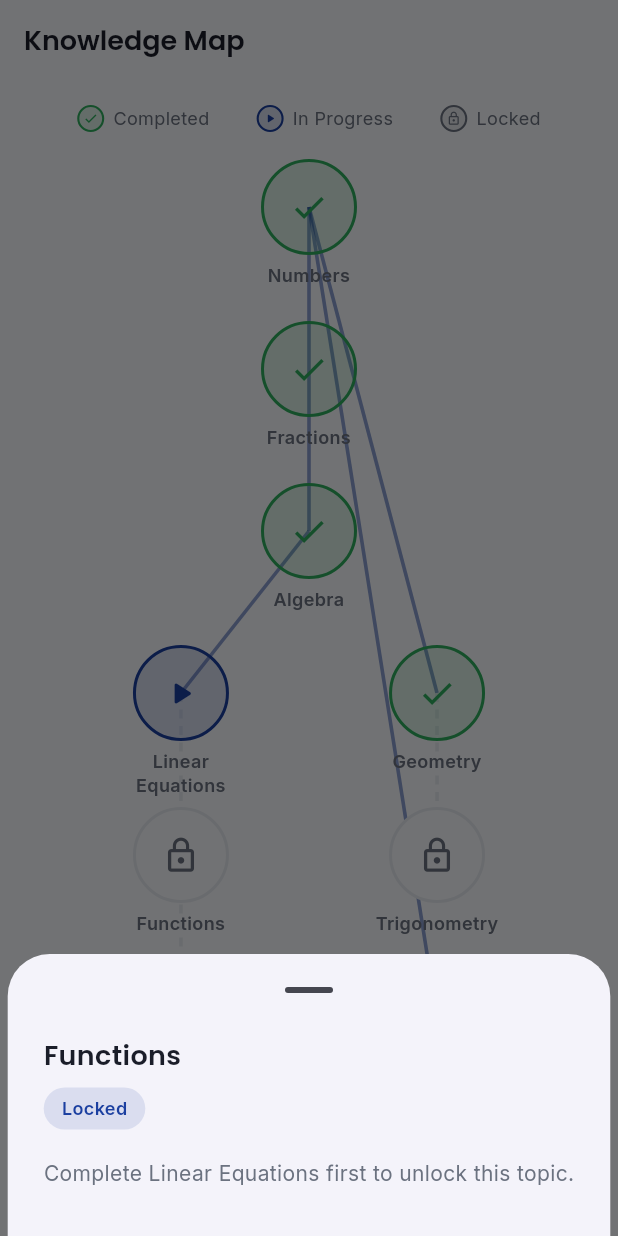
After one commit to ChidengeAnesu12/mudzidzi-ai, a Flutter app: the KnowledgeMapScreen screen opened by its route, after a tap on "Functions", on a phone screen of 412 x 824 dp. The commit adds this screen. Run offline on Flutter 3.47's test engine with Material 3 defaults, Android fonts, the phone set to English and light mode, and no system bars; our stand-ins replace fl_chart, flutter_animate, flutter_riverpod, go_router, google_fonts, percent_indicator.

Commit message:
Add interactive knowledge map screen

```diff
--- a/lib/core/router/app_router.dart
+++ b/lib/core/router/app_router.dart
@@ -9,6 +9,7 @@ import '../../features/auth/presentation/screens/register_screen.dart';
 import '../../features/auth/presentation/screens/forgot_password_screen.dart';
 import '../widgets/placeholder_screen.dart';
 import '../widgets/main_shell.dart';
+import '../../features/knowledge_map/presentation/screens/knowledge_map_screen.dart';
 import 'route_names.dart';
 import '../../features/progress/presentation/screens/progress_screen.dart';
 import '../../features/ai_tutor/presentation/screens/ai_tutor_screen.dart';
@@ -101,7 +102,7 @@ final goRouterProvider = Provider<GoRouter>((ref) {
       GoRoute(
         path: RouteNames.knowledgeMapPath,
         name: RouteNames.knowledgeMap,
-        builder: (context, state) => const PlaceholderScreen(label: 'Knowledge Map'),
+        builder: (context, state) => const KnowledgeMapScreen(),
       ),
       GoRoute(
         path: RouteNames.achievementsPath,
--- a/lib/features/dashboard/presentation/screens/dashboard_screen.dart
+++ b/lib/features/dashboard/presentation/screens/dashboard_screen.dart
@@ -36,6 +36,11 @@ class DashboardScreen extends ConsumerWidget {
       appBar: AppBar(
         title: const Text('Dashboard'),
         actions: [
+          IconButton(
+            icon: const Icon(Icons.hub_outlined),
+            tooltip: 'Knowledge Map',
+            onPressed: () => context.pushNamed(RouteNames.knowledgeMap),
+          ),
           IconButton(
             icon: const Icon(Icons.smart_toy_outlined),
             tooltip: 'AI Tutor',
--- /dev/null
+++ b/lib/features/knowledge_map/presentation/screens/knowledge_map_screen.dart
@@ -0,0 +1,171 @@
+import 'package:flutter/material.dart';
+import 'package:flutter_riverpod/flutter_riverpod.dart';
+import 'package:go_router/go_router.dart';
+
+import '../../../../core/router/route_names.dart';
+import '../../../../core/theme/app_text_styles.dart';
+import '../../../../core/widgets/async_value_widget.dart';
+import '../../../../core/widgets/badge_chip.dart';
+import '../../../../core/widgets/primary_button.dart';
+import '../../../../core/widgets/responsive_center.dart';
+import '../../../../shared/models/topic_model.dart';
+import '../../data/mock_knowledge_map_repository.dart';
+import '../../domain/models/knowledge_node_model.dart';
+import '../widgets/knowledge_map_canvas.dart';
+import '../widgets/status_legend.dart';
+
+class KnowledgeMapScreen extends ConsumerWidget {
+  const KnowledgeMapScreen({super.key});
+
+  @override
+  Widget build(BuildContext context, WidgetRef ref) {
+    final mapAsync = ref.watch(knowledgeMapProvider);
+
+    return Scaffold(
+      appBar: AppBar(title: const Text('Knowledge Map')),
+      body: SafeArea(
+        child: AsyncValueWidget<List<KnowledgeNodeModel>>(
+          value: mapAsync,
+          onRetry: () => ref.invalidate(knowledgeMapProvider),
+          data: (nodes) => Column(
+            children: [
+              const Padding(
+                padding: EdgeInsets.symmetric(horizontal: 20, vertical: 14),
+                child: KnowledgeMapLegend(),
+              ),
+              Expanded(
+                child: SingleChildScrollView(
+                  child: ResponsiveCenter(
+                    child: Padding(
+                      padding: const EdgeInsets.symmetric(horizontal: 12),
+                      child: KnowledgeMapCanvas(
+                        nodes: nodes,
+                        onNodeTap: (node) => _showNodeDetailsSheet(context, node, nodes),
+                      ),
+                    ),
+                  ),
+                ),
+              ),
+            ],
+          ),
+        ),
+      ),
+    );
+  }
+}
+
+String? _findTitle(List<KnowledgeNodeModel> nodes, String id) {
+  for (final n in nodes) {
+    if (n.id == id) return n.title;
+  }
+  return null;
+}
+
+/// Best-effort mapping from a Knowledge Map node to the TopicId enum
+/// used by the Learning Session screen. Some nodes (e.g. "Fractions")
+/// are sub-topics that roll up into a broader TopicId.
+TopicId? _mapNodeIdToTopic(String nodeId) {
+  switch (nodeId) {
+    case 'numbers':
+    case 'fractions':
+      return TopicId.numbers;
+    case 'algebra':
+    case 'linear_equations':
+      return TopicId.algebra;
+    case 'functions':
+    case 'quadratics':
+      return TopicId.functions;
+    case 'geometry':
+      return TopicId.geometry;
+    case 'trigonometry':
+      return TopicId.trigonometry;
+    case 'statistics':
+      return TopicId.statistics;
+    default:
+      return null;
+  }
+}
+
+String _statusLabel(NodeStatus status) {
+  switch (status) {
+    case NodeStatus.completed:
+      return 'Completed';
+    case NodeStatus.inProgress:
+      return 'In Progress';
+    case NodeStatus.locked:
+      return 'Locked';
+  }
+}
+
+AppBadgeTone _statusTone(NodeStatus status) {
+  switch (status) {
+    case NodeStatus.completed:
+      return AppBadgeTone.success;
+    case NodeStatus.inProgress:
+      return AppBadgeTone.info;
+    case NodeStatus.locked:
+      return AppBadgeTone.neutral;
+  }
+}
+
+void _showNodeDetailsSheet(
+  BuildContext context,
+  KnowledgeNodeModel node,
+  List<KnowledgeNodeModel> allNodes,
+) {
+  final prereqTitles = node.prerequisiteIds
+      .map((id) => _findTitle(allNodes, id))
+      .whereType<String>()
+      .toList();
+
+  showModalBottomSheet(
+    context: context,
+    showDragHandle: true,
+    builder: (sheetContext) {
+      return Padding(
+        padding: const EdgeInsets.fromLTRB(24, 8, 24, 32),
+        child: Column(
+          mainAxisSize: MainAxisSize.min,
+          crossAxisAlignment: CrossAxisAlignment.start,
+          children: [
+            Text(
+              node.title,
+              style: AppTextStyles.headlineMedium(
+                color: Theme.of(sheetContext).textTheme.headlineMedium?.color,
+              ),
+            ),
+            const SizedBox(height: 10),
+            AppBadgeChip(label: _statusLabel(node.status), tone: _statusTone(node.status)),
+            const SizedBox(height: 18),
+            if (node.status == NodeStatus.locked)
+              Text(
+                prereqTitles.isEmpty
+                    ? 'Complete earlier topics first to unlock this.'
+                    : 'Complete ${prereqTitles.join(' and ')} first to unlock this topic.',
+                style: AppTextStyles.bodyMedium(
+                  color: Theme.of(sheetContext).textTheme.bodyMedium?.color,
+                ),
+              )
+            else
+              PrimaryButton(
+                label: node.status == NodeStatus.completed ? 'Review Topic' : 'Continue Topic',
+                onPressed: () {
+                  Navigator.of(sheetContext).pop();
+                  final topicId = _mapNodeIdToTopic(node.id);
+                  if (topicId != null) {
+                    context.pushNamed(RouteNames.learningSession, extra: topicId);
+                  } else {
+                    ScaffoldMessenger.of(context).showSnackBar(
+                      const SnackBar(
+                        content: Text('Practice content for this topic is coming soon.'),
+                      ),
+                    );
+                  }
+                },
+              ),
+          ],
+        ),
+      );
+    },
+  );
+}
--- /dev/null
+++ b/lib/features/knowledge_map/presentation/widgets/knowledge_map_canvas.dart
@@ -0,0 +1,210 @@
+import 'package:flutter/material.dart';
+
+import '../../../../core/theme/app_colors.dart';
+import '../../../../core/theme/app_text_styles.dart';
+import '../../domain/models/knowledge_node_model.dart';
+
+/// Fixed virtual canvas height the normalized (0.0–1.0) node `y`
+/// coordinates are scaled against. Tall enough to comfortably fit the
+/// full prerequisite chain with breathing room above/below.
+const double knowledgeMapCanvasHeight = 720;
+
+/// Renders the full node graph: connecting lines drawn first (so nodes
+/// sit on top), then each node positioned absolutely from its
+/// normalized x/y coordinates.
+class KnowledgeMapCanvas extends StatelessWidget {
+  const KnowledgeMapCanvas({
+    super.key,
+    required this.nodes,
+    required this.onNodeTap,
+  });
+
+  final List<KnowledgeNodeModel> nodes;
+  final void Function(KnowledgeNodeModel node) onNodeTap;
+
+  @override
+  Widget build(BuildContext context) {
+    final isDark = Theme.of(context).brightness == Brightness.dark;
+    final unlockedColor = AppColors.primary.withValues(alpha: 0.5);
+    final lockedColor = isDark ? AppColors.darkBorder : AppColors.lightBorder;
+
+    return LayoutBuilder(
+      builder: (context, constraints) {
+        final width = constraints.maxWidth;
+
+        return SizedBox(
+          width: width,
+          height: knowledgeMapCanvasHeight,
+          child: Stack(
+            children: [
+              Positioned.fill(
+                child: CustomPaint(
+                  painter: _KnowledgeMapEdgePainter(
+                    nodes: nodes,
+                    unlockedColor: unlockedColor,
+                    lockedColor: lockedColor,
+                  ),
+                ),
+              ),
+              for (final node in nodes)
+                Positioned(
+                  left: node.x * width - 45,
+                  top: node.y * knowledgeMapCanvasHeight - _KnowledgeNodeWidget.circleSize / 2,
+                  width: 90,
+                  child: _KnowledgeNodeWidget(node: node, onTap: () => onNodeTap(node)),
+                ),
+            ],
+          ),
+        );
+      },
+    );
+  }
+}
+
+class _KnowledgeMapEdgePainter extends CustomPainter {
+  _KnowledgeMapEdgePainter({
+    required this.nodes,
+    required this.unlockedColor,
+    required this.lockedColor,
+  });
+
+  final List<KnowledgeNodeModel> nodes;
+  final Color unlockedColor;
+  final Color lockedColor;
+
+  @override
+  void paint(Canvas canvas, Size size) {
+    final nodeById = {for (final n in nodes) n.id: n};
+
+    for (final node in nodes) {
+      final to = Offset(node.x * size.width, node.y * size.height);
+      for (final prereqId in node.prerequisiteIds) {
+        final prereq = nodeById[prereqId];
+        if (prereq == null) continue;
+        final from = Offset(prereq.x * size.width, prereq.y * size.height);
+        final isUnlocked = node.status != NodeStatus.locked;
+
+        final paint = Paint()
+          ..color = isUnlocked ? unlockedColor : lockedColor
+          ..strokeWidth = 2.4
+          ..style = PaintingStyle.stroke;
+
+        if (isUnlocked) {
+          canvas.drawLine(from, to, paint);
+        } else {
+          _drawDashedLine(canvas, from, to, paint);
+        }
+      }
+    }
+  }
+
+  void _drawDashedLine(Canvas canvas, Offset start, Offset end, Paint paint) {
+    const dashWidth = 6.0;
+    const dashSpace = 5.0;
+    final totalDistance = (end - start).distance;
+    if (totalDistance == 0) return;
+
+    final direction = (end - start) / totalDistance;
+    final dashCount = (totalDistance / (dashWidth + dashSpace)).floor();
+
+    var current = start;
+    for (var i = 0; i < dashCount; i++) {
+      final dashEnd = current + direction * dashWidth;
+      canvas.drawLine(current, dashEnd, paint);
+      current = dashEnd + direction * dashSpace;
+    }
+  }
+
+  @override
+  bool shouldRepaint(covariant _KnowledgeMapEdgePainter oldDelegate) {
+    return oldDelegate.nodes != nodes;
+  }
+}
+
+class _KnowledgeNodeWidget extends StatelessWidget {
+  const _KnowledgeNodeWidget({required this.node, required this.onTap});
+
+  final KnowledgeNodeModel node;
+  final VoidCallback onTap;
+
+  static const double circleSize = 64;
+
+  IconData get _icon {
+    switch (node.status) {
+      case NodeStatus.completed:
+        return Icons.check;
+      case NodeStatus.inProgress:
+        return Icons.play_arrow_rounded;
+      case NodeStatus.locked:
+        return Icons.lock_outline;
+    }
+  }
+
+  Color _borderColor(bool isDark) {
+    switch (node.status) {
+      case NodeStatus.completed:
+        return AppColors.success;
+      case NodeStatus.inProgress:
+        return AppColors.primary;
+      case NodeStatus.locked:
+        return isDark ? AppColors.darkBorder : AppColors.lightBorder;
+    }
+  }
+
+  Color _iconColor(bool isDark) {
+    switch (node.status) {
+      case NodeStatus.completed:
+        return AppColors.success;
+      case NodeStatus.inProgress:
+        return AppColors.primary;
+      case NodeStatus.locked:
+        return isDark ? AppColors.darkTextSecondary : AppColors.lightTextSecondary;
+    }
+  }
+
+  Color _bgColor(bool isDark) {
+    switch (node.status) {
+      case NodeStatus.completed:
+        return AppColors.success.withValues(alpha: 0.15);
+      case NodeStatus.inProgress:
+        return AppColors.primary.withValues(alpha: 0.15);
+      case NodeStatus.locked:
+        return isDark ? AppColors.darkCard : AppColors.lightBackground;
+    }
+  }
+
+  @override
+  Widget build(BuildContext context) {
+    final isDark = Theme.of(context).brightness == Brightness.dark;
+    final textColor = Theme.of(context).textTheme.bodyMedium?.color;
+
+    return GestureDetector(
+      onTap: onTap,
+      behavior: HitTestBehavior.opaque,
+      child: Column(
+        mainAxisSize: MainAxisSize.min,
+        crossAxisAlignment: CrossAxisAlignment.center,
+        children: [
+          Container(
+            width: circleSize,
+            height: circleSize,
+            decoration: BoxDecoration(
+              color: _bgColor(isDark),
+              shape: BoxShape.circle,
+              border: Border.all(color: _borderColor(isDark), width: 2),
+            ),
+            child: Icon(_icon, color: _iconColor(isDark), size: 26),
+          ),
+          const SizedBox(height: 6),
+          Text(
+            node.title,
+            textAlign: TextAlign.center,
+            maxLines: 2,
+            overflow: TextOverflow.ellipsis,
+            style: AppTextStyles.labelMedium(color: textColor),
+          ),
+        ],
+      ),
+    );
+  }
+}
--- /dev/null
+++ b/lib/features/knowledge_map/presentation/widgets/status_legend.dart
@@ -0,0 +1,55 @@
+import 'package:flutter/material.dart';
+
+import '../../../../core/theme/app_colors.dart';
+import '../../../../core/theme/app_text_styles.dart';
+
+/// Legend explaining the 3 node states shown on the Knowledge Map.
+class KnowledgeMapLegend extends StatelessWidget {
+  const KnowledgeMapLegend({super.key});
+
+  @override
+  Widget build(BuildContext context) {
+    final isDark = Theme.of(context).brightness == Brightness.dark;
+    final lockedColor = isDark ? AppColors.darkTextSecondary : AppColors.lightTextSecondary;
+
+    return Row(
+      mainAxisAlignment: MainAxisAlignment.spaceEvenly,
+      children: [
+        const _LegendDot(color: AppColors.success, icon: Icons.check, label: 'Completed'),
+        const _LegendDot(color: AppColors.primary, icon: Icons.play_arrow_rounded, label: 'In Progress'),
+        _LegendDot(color: lockedColor, icon: Icons.lock_outline, label: 'Locked'),
+      ],
+    );
+  }
+}
+
+class _LegendDot extends StatelessWidget {
+  const _LegendDot({required this.color, required this.icon, required this.label});
+
+  final Color color;
+  final IconData icon;
+  final String label;
+
+  @override
+  Widget build(BuildContext context) {
+    final textColor = Theme.of(context).textTheme.bodySmall?.color;
+
+    return Row(
+      mainAxisSize: MainAxisSize.min,
+      children: [
+        Container(
+          width: 18,
+          height: 18,
+          decoration: BoxDecoration(
+            color: color.withValues(alpha: 0.15),
+            shape: BoxShape.circle,
+            border: Border.all(color: color, width: 1.4),
+          ),
+          child: Icon(icon, size: 10, color: color),
+        ),
+        const SizedBox(width: 6),
+        Text(label, style: AppTextStyles.bodySmall(color: textColor)),
+      ],
+    );
+  }
+}
```
